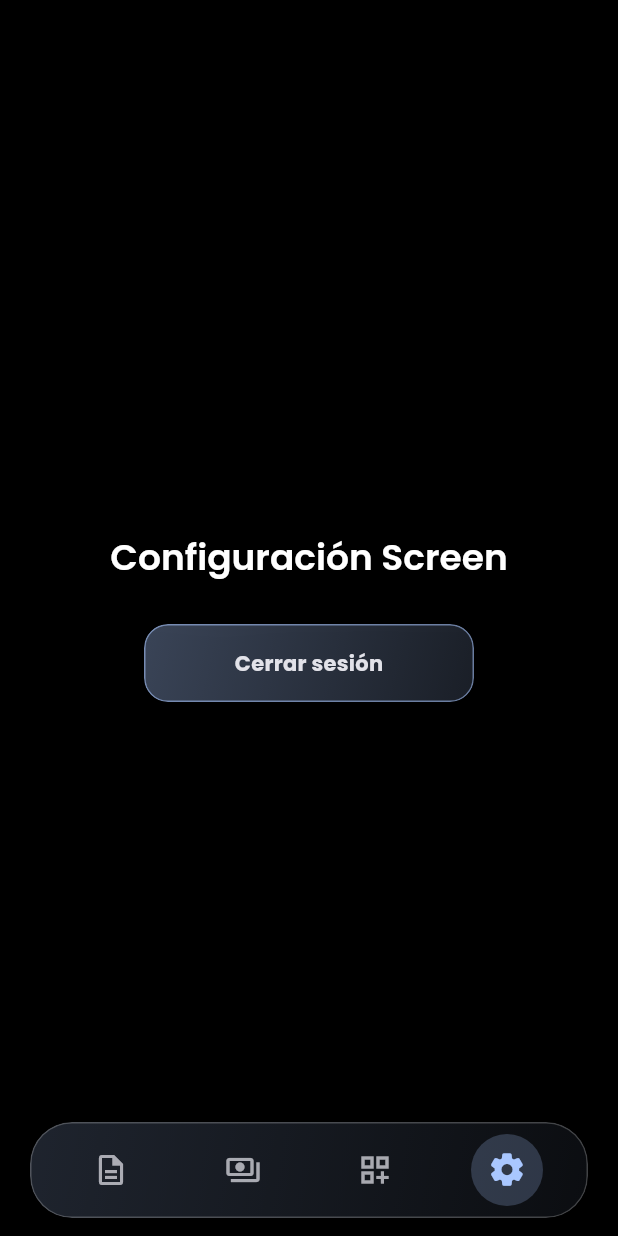
After one commit to seroven/profy, a Flutter app: the ConfiguracionScreen screen opened by its route, on a phone screen of 412 x 824 dp. The commit adds this screen. Run offline on Flutter 3.47's test engine with Material 3 defaults, Android fonts, the phone set to English and light mode, and no system bars; our stand-ins replace drift, drift_flutter, flutter_riverpod, go_router, shared_preferences; missing offline and left inert: bcrypt; accounts and stored records are empty; generated files the repository leaves out were written again.

Commit message:
feat: navbar

```diff
--- /dev/null
+++ b/lib/app/navigation/app_tab.dart
@@ -0,0 +1,36 @@
+enum AppTab {
+  proformas,
+  comprobantes,
+  plantillas,
+  configuracion;
+
+  String get routePath => switch (this) {
+        AppTab.proformas => '/proformas',
+        AppTab.comprobantes => '/comprobantes',
+        AppTab.plantillas => '/plantillas',
+        AppTab.configuracion => '/configuracion',
+      };
+
+  String get routeName => switch (this) {
+        AppTab.proformas => 'proformas',
+        AppTab.comprobantes => 'comprobantes',
+        AppTab.plantillas => 'plantillas',
+        AppTab.configuracion => 'configuracion',
+      };
+
+  String get screenLabel => switch (this) {
+        AppTab.proformas => 'Proforma',
+        AppTab.comprobantes => 'Comprobante',
+        AppTab.plantillas => 'Plantillas',
+        AppTab.configuracion => 'Configuración',
+      };
+
+  static AppTab? fromLocation(String location) {
+    for (final tab in AppTab.values) {
+      if (location == tab.routePath || location.startsWith('${tab.routePath}/')) {
+        return tab;
+      }
+    }
+    return null;
+  }
+}
--- a/lib/app/router.dart
+++ b/lib/app/router.dart
@@ -4,13 +4,24 @@ import 'package:go_router/go_router.dart';
 
 import '../features/auth/providers/auth_provider.dart';
 import '../features/auth/screens/auth_screen.dart';
+import '../features/payments/screens/comprobante_screen.dart';
 import '../features/proformas/screens/proforma_screen.dart';
+import '../features/settings/screens/configuracion_screen.dart';
+import '../features/templates/screens/plantillas_screen.dart';
+import 'navigation/app_tab.dart';
+import 'navigation/tab_slide_page.dart';
+import 'shell/main_shell.dart';
 
 final routerProvider = Provider<GoRouter>((ref) {
   final refresh = ValueNotifier<int>(0);
   ref.onDispose(refresh.dispose);
 
   ref.listen(authProvider, (previous, next) {
+    final wasAuth = previous?.valueOrNull?.isAuthenticated ?? false;
+    final isAuth = next.valueOrNull?.isAuthenticated ?? false;
+    if (!wasAuth && isAuth) {
+      TabSlideDirection.reset();
+    }
     refresh.value++;
   });
 
@@ -25,13 +36,18 @@ final routerProvider = Provider<GoRouter>((ref) {
       if (authState == null) return AuthScreen.routePath;
 
       final atAuth = state.matchedLocation == AuthScreen.routePath;
+      final inApp = AppTab.fromLocation(state.matchedLocation) != null;
 
       if (!authState.isAuthenticated && !atAuth) {
         return AuthScreen.routePath;
       }
 
       if (authState.isAuthenticated && atAuth) {
-        return ProformaScreen.routePath;
+        return AppTab.proformas.routePath;
+      }
+
+      if (authState.isAuthenticated && !inApp && !atAuth) {
+        return AppTab.proformas.routePath;
       }
 
       return null;
@@ -42,10 +58,67 @@ final routerProvider = Provider<GoRouter>((ref) {
         name: AuthScreen.routeName,
         builder: (context, state) => const AuthScreen(),
       ),
-      GoRoute(
-        path: ProformaScreen.routePath,
-        name: ProformaScreen.routeName,
-        builder: (context, state) => const ProformaScreen(),
+      ShellRoute(
+        builder: (context, state, child) {
+          return MainShell(
+            location: state.matchedLocation,
+            child: child,
+          );
+        },
+        routes: [
+          GoRoute(
+            path: ProformaScreen.routePath,
+            name: ProformaScreen.routeName,
+            pageBuilder: (context, state) {
+              final forward =
+                  TabSlideDirection.resolveForward(AppTab.proformas);
+              return buildTabSlidePage(
+                key: state.pageKey,
+                forward: forward,
+                child: const ProformaScreen(),
+              );
+            },
+          ),
+          GoRoute(
+            path: ComprobanteScreen.routePath,
+            name: ComprobanteScreen.routeName,
+            pageBuilder: (context, state) {
+              final forward =
+                  TabSlideDirection.resolveForward(AppTab.comprobantes);
+              return buildTabSlidePage(
+                key: state.pageKey,
+                forward: forward,
+                child: const ComprobanteScreen(),
+              );
+            },
+          ),
+          GoRoute(
+            path: PlantillasScreen.routePath,
+            name: PlantillasScreen.routeName,
+            pageBuilder: (context, state) {
+              final forward =
+                  TabSlideDirection.resolveForward(AppTab.plantillas);
+              return buildTabSlidePage(
+                key: state.pageKey,
+                forward: forward,
+                child: const PlantillasScreen(),
+              );
+            },
+          ),
+          GoRoute(
+            path: ConfiguracionScreen.routePath,
+            name: ConfiguracionScreen.routeName,
+            pageBuilder: (context, state) {
+              final forward =
+                  TabSlideDirection.resolveForward(AppTab.configuracion);
+              return buildTabSlidePage(
+                key: state.pageKey,
+                forward: forward,
+                child: const ConfiguracionScreen(),
+              );
+            },
+          ),
+        ],
       ),
     ],
   );
--- /dev/null
+++ b/lib/app/shell/main_shell.dart
@@ -0,0 +1,35 @@
+import 'package:flutter/material.dart';
+
+import '../navigation/app_tab.dart';
+import '../../shared/widgets/floating_nav_bar.dart';
+
+class MainShell extends StatelessWidget {
+  const MainShell({
+    super.key,
+    required this.child,
+    required this.location,
+  });
+
+  final Widget child;
+  final String location;
+
+  @override
+  Widget build(BuildContext context) {
+    final currentTab = AppTab.fromLocation(location) ?? AppTab.proformas;
+
+    return Scaffold(
+      backgroundColor: Colors.black,
+      extendBody: true,
+      body: Stack(
+        fit: StackFit.expand,
+        children: [
+          child,
+          Align(
+            alignment: Alignment.bottomCenter,
+            child: FloatingNavBar(currentTab: currentTab),
+          ),
+        ],
+      ),
+    );
+  }
+}
--- /dev/null
+++ b/lib/features/settings/screens/configuracion_screen.dart
@@ -0,0 +1,46 @@
+import 'package:flutter/material.dart';
+import 'package:flutter_riverpod/flutter_riverpod.dart';
+
+import '../../../shared/widgets/app_button.dart';
+import '../../../shared/widgets/section_placeholder_screen.dart';
+import '../../auth/providers/auth_provider.dart';
+
+class ConfiguracionScreen extends ConsumerStatefulWidget {
+  const ConfiguracionScreen({super.key});
+
+  static const String routeName = 'configuracion';
+  static const String routePath = '/configuracion';
+
+  @override
+  ConsumerState<ConfiguracionScreen> createState() =>
+      _ConfiguracionScreenState();
+}
+
+class _ConfiguracionScreenState extends ConsumerState<ConfiguracionScreen> {
+  bool _isLoggingOut = false;
+
+  Future<void> _logout() async {
+    if (_isLoggingOut) return;
+    setState(() => _isLoggingOut = true);
+    await ref.read(authProvider.notifier).logout();
+    if (mounted) {
+      setState(() => _isLoggingOut = false);
+    }
+  }
+
+  @override
+  Widget build(BuildContext context) {
+    return SectionPlaceholderScreen(
+      name: 'Configuración',
+      footer: SizedBox(
+        width: 220,
+        child: AppButton(
+          label: 'Cerrar sesión',
+          isLoading: _isLoggingOut,
+          expanded: true,
+          onPressed: _isLoggingOut ? null : _logout,
+        ),
+      ),
+    );
+  }
+}
--- /dev/null
+++ b/lib/shared/widgets/floating_nav_bar.dart
@@ -0,0 +1,126 @@
+import 'package:flutter/material.dart';
+import 'package:go_router/go_router.dart';
+
+import '../../app/navigation/app_tab.dart';
+import '../../app/theme/app_motion.dart';
+import 'acrylic_surface.dart';
+
+class FloatingNavBar extends StatelessWidget {
+  const FloatingNavBar({
+    super.key,
+    required this.currentTab,
+  });
+
+  final AppTab currentTab;
+
+  static const _items = <({AppTab tab, IconData icon, IconData selectedIcon})>[
+    (
+      tab: AppTab.proformas,
+      icon: Icons.description_outlined,
+      selectedIcon: Icons.description_rounded,
+    ),
+    (
+      tab: AppTab.comprobantes,
+      icon: Icons.payments_outlined,
+      selectedIcon: Icons.payments_rounded,
+    ),
+    (
+      tab: AppTab.plantillas,
+      icon: Icons.dashboard_customize_outlined,
+      selectedIcon: Icons.dashboard_customize_rounded,
+    ),
+    (
+      tab: AppTab.configuracion,
+      icon: Icons.settings_outlined,
+      selectedIcon: Icons.settings_rounded,
+    ),
+  ];
+
+  @override
+  Widget build(BuildContext context) {
+    final colorScheme = Theme.of(context).colorScheme;
+    final bottomInset = MediaQuery.paddingOf(context).bottom;
+
+    return Padding(
+      padding: EdgeInsets.fromLTRB(20, 0, 20, bottomInset + 12),
+      child: AcrylicSurface(
+        borderRadius: BorderRadius.circular(28),
+        blur: 24,
+        tint: colorScheme.primary,
+        opacity: Theme.of(context).brightness == Brightness.dark ? 0.12 : 0.40,
+        padding: const EdgeInsets.symmetric(horizontal: 10, vertical: 8),
+        child: Row(
+          children: [
+            for (final item in _items)
+              Expanded(
+                child: _NavIconButton(
+                  label: item.tab.screenLabel,
+                  icon: currentTab == item.tab ? item.selectedIcon : item.icon,
+                  selected: currentTab == item.tab,
+                  onTap: () {
+                    if (currentTab == item.tab) return;
+                    context.go(item.tab.routePath);
+                  },
+                ),
+              ),
+          ],
+        ),
+      ),
+    );
+  }
+}
+
+class _NavIconButton extends StatelessWidget {
+  const _NavIconButton({
+    required this.label,
+    required this.icon,
+    required this.selected,
+    required this.onTap,
+  });
+
+  final String label;
+  final IconData icon;
+  final bool selected;
+  final VoidCallback onTap;
+
+  @override
+  Widget build(BuildContext context) {
+    final colorScheme = Theme.of(context).colorScheme;
+
+    return Semantics(
+      button: true,
+      label: label,
+      selected: selected,
+      child: InkWell(
+        onTap: onTap,
+        customBorder: const CircleBorder(),
+        splashColor: colorScheme.primary.withValues(alpha: 0.16),
+        highlightColor: colorScheme.primary.withValues(alpha: 0.08),
+        child: AnimatedContainer(
+          duration: AppMotion.fast,
+          curve: AppMotion.standard,
+          height: 48,
+          alignment: Alignment.center,
+          decoration: BoxDecoration(
+            shape: BoxShape.circle,
+            color: selected
+                ? colorScheme.primary.withValues(alpha: 0.22)
+                : Colors.transparent,
+          ),
+          child: AnimatedScale(
+            scale: selected ? 1.08 : 1,
+            duration: AppMotion.fast,
+            curve: AppMotion.standard,
+            child: Icon(
+              icon,
+              size: 24,
+              color: selected
+                  ? colorScheme.primary
+                  : colorScheme.onSurface.withValues(alpha: 0.72),
+            ),
+          ),
+        ),
+      ),
+    );
+  }
+}
--- /dev/null
+++ b/lib/shared/widgets/section_placeholder_screen.dart
@@ -0,0 +1,40 @@
+import 'package:flutter/material.dart';
+
+/// Placeholder temporal para secciones aún no implementadas.
+class SectionPlaceholderScreen extends StatelessWidget {
+  const SectionPlaceholderScreen({
+    super.key,
+    required this.name,
+    this.footer,
+  });
+
+  final String name;
+  final Widget? footer;
+
+  @override
+  Widget build(BuildContext context) {
+    return ColoredBox(
+      color: Colors.black,
+      child: SafeArea(
+        child: Center(
+          child: Column(
+            mainAxisSize: MainAxisSize.min,
+            children: [
+              Text(
+                '$name Screen',
+                style: Theme.of(context).textTheme.headlineSmall?.copyWith(
+                      color: Colors.white,
+                      fontWeight: FontWeight.w600,
+                    ),
+              ),
+              if (footer != null) ...[
+                const SizedBox(height: 28),
+                footer!,
+              ],
+            ],
+          ),
+        ),
+      ),
+    );
+  }
+}
```
Also changed, not shown: lib/app/navigation/tab_slide_page.dart (added, +52 -0 lines), lib/features/payments/screens/comprobante_screen.dart (added, +15 -0 lines), lib/features/proformas/screens/proforma_screen.dart (+3 -49 lines), lib/features/templates/screens/plantillas_screen.dart (added, +15 -0 lines).
